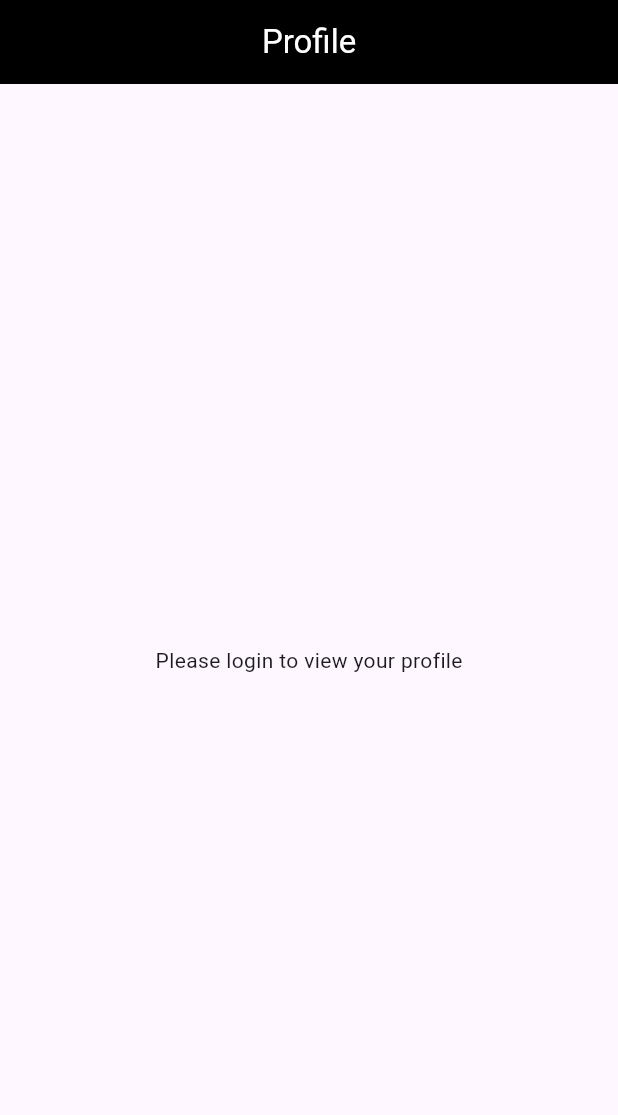
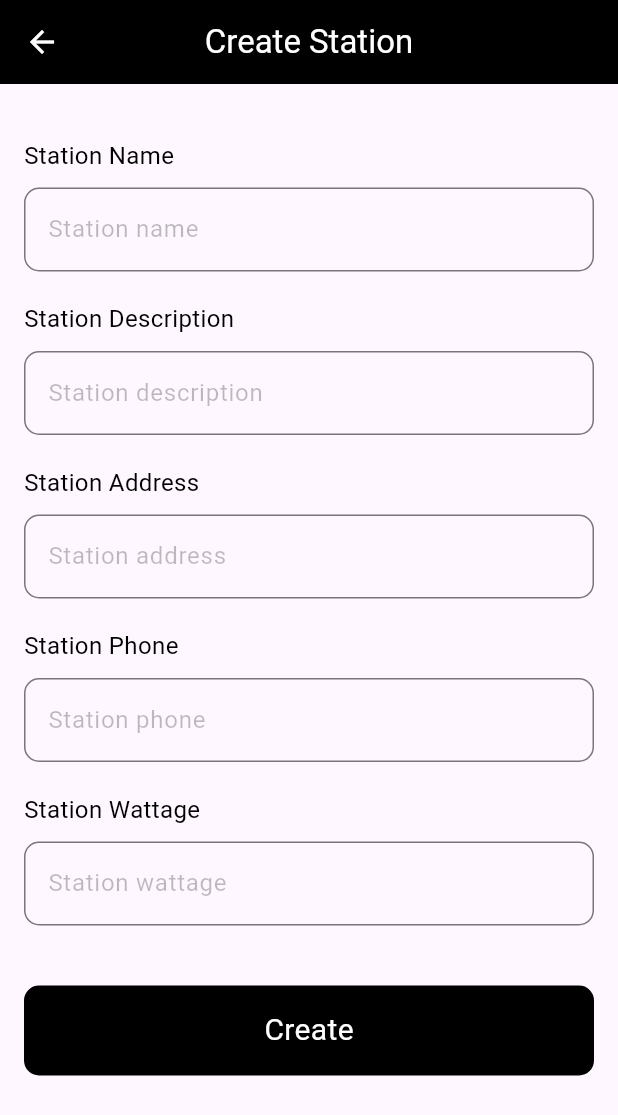
Before and after one commit to tamiratdereje/ChargeRoute, a Flutter app: the screen it shows after launch, on a phone screen of 412 x 824 dp. Shown: the top 1115 px of the screen. Run offline on Flutter 3.47's test engine with Material 2 defaults, Android fonts, the light colour scheme and no system bars; our stand-ins replace bloc, dartz, equatable, flutter_bloc, shared_preferences.

Commit message:
implement create station

```diff
--- /dev/null
+++ b/mobile/lib/application/create_station/create_station_bloc.dart
@@ -0,0 +1,32 @@
+import 'package:flutter/cupertino.dart';
+import 'package:flutter_bloc/flutter_bloc.dart';
+
+import '../../domain/charger/charger_form.dart';
+import '../../domain/charger/charger_repository_interface.dart';
+
+part 'create_station_event.dart';
+part 'create_station_state.dart';
+
+class CreateStationBloc extends Bloc<CreateStationEvent, CreateStationState> {
+  ChargerRepositoryInterface chargerRepository;
+
+  CreateStationBloc(this.chargerRepository) : super(CreateStationInitial()) {
+    on<CreateStationSubmitEvent>((event, emit) async {
+      emit(CreateStationLoading());
+
+      var res = await chargerRepository.addCharger(
+        ChargerForm(
+          name: event.name,
+          description: event.description,
+          address: event.address,
+          phone: event.phone,
+          wattage: event.wattage,
+        ),
+      );
+
+      res.fold((l) => emit(CreateStationFailure(message: l.message)), (r) {
+        emit(CreateStationSuccess());
+      });
+    });
+  }
+}
--- /dev/null
+++ b/mobile/lib/application/create_station/create_station_event.dart
@@ -0,0 +1,20 @@
+part of 'create_station_bloc.dart';
+
+@immutable
+abstract class CreateStationEvent {}
+
+class CreateStationSubmitEvent extends CreateStationEvent {
+  final String name;
+  final String description;
+  final String address;
+  final String phone;
+  final double wattage;
+
+  CreateStationSubmitEvent({
+    required this.name,
+    required this.description,
+    required this.address,
+    required this.phone,
+    required this.wattage,
+  });
+}
--- /dev/null
+++ b/mobile/lib/application/create_station/create_station_state.dart
@@ -0,0 +1,16 @@
+part of 'create_station_bloc.dart';
+
+@immutable
+abstract class CreateStationState {}
+
+class CreateStationInitial extends CreateStationState {}
+
+class CreateStationLoading extends CreateStationState {}
+
+class CreateStationSuccess extends CreateStationState {}
+
+class CreateStationFailure extends CreateStationState {
+  final String message;
+
+  CreateStationFailure({required this.message});
+}
--- a/mobile/lib/main.dart
+++ b/mobile/lib/main.dart
@@ -1,21 +1,18 @@
 import 'package:charge_station_finder/application/admin/admin_bloc.dart';
+import 'package:charge_station_finder/application/create_station/create_station_bloc.dart';
 import 'package:charge_station_finder/application/home/home_bloc.dart';
 import 'package:charge_station_finder/domain/charger/charger_repository_interface.dart';
 import 'package:charge_station_finder/domain/contracts/IAuthRepository.dart';
-import 'package:charge_station_finder/infrastructure/dto/userAuthCredential.dart';
-import 'package:charge_station_finder/presentation/pages/admin/admin_home_page.dart';
-import 'package:charge_station_finder/presentation/pages/admin/admin_main_page.dart';
+import 'package:charge_station_finder/presentation/pages/create_station/createStation.dart';
+import 'package:charge_station_finder/presentation/pages/profile/profile.dart';
 import 'package:charge_station_finder/utils/custom_http_client.dart';
-import 'package:charge_station_finder/presentation/pages/auth/signUp.dart';
-import 'package:charge_station_finder/presentation/pages/profile/profile.dart';
 import 'package:flutter/material.dart';
 import 'package:flutter_bloc/flutter_bloc.dart';
+
+import 'application/auth/auth_bloc.dart';
 import 'infrastructure/repository/authRepository.dart';
 import 'infrastructure/repository/charger_repository_impl.dart';
 import 'infrastructure/repository/review_repository_impl.dart';
-import 'package:flutter_bloc/flutter_bloc.dart';
-import 'application/auth/auth_bloc.dart';
-import 'presentation/pages/auth/signIn.dart';
 import 'presentation/pages/home/home.dart';
 
 void main() {
@@ -58,7 +55,10 @@ class MyApp extends StatelessWidget {
             BlocProvider<AuthenticationBloc>(
                 create: (context) =>
                     AuthenticationBloc(authRepository: authenticationRepository)
-                      ..add(GetUserAuthCredentialEvent()))
+                      ..add(GetUserAuthCredentialEvent())),
+            BlocProvider<CreateStationBloc>(
+              create: (context) => CreateStationBloc(chargerRepository),
+            )
           ],
           child: BlocListener<AuthenticationBloc, AuthenticationState>(
               listener: (_, state) {
@@ -77,7 +77,7 @@ class MyApp extends StatelessWidget {
                   platform: TargetPlatform.android,
                   useMaterial3: true,
                 ),
-                home: ProfilePage(),
+                home: CreateStation(),
               ))),
     );
   }
--- a/mobile/lib/presentation/pages/auth/signIn.dart
+++ b/mobile/lib/presentation/pages/auth/signIn.dart
@@ -2,6 +2,7 @@
 
 import 'package:flutter/material.dart';
 import 'package:flutter_bloc/flutter_bloc.dart';
+
 import '../../../application/auth/auth_bloc.dart';
 import '../../../domain/auth/models/signInFormForm.dart';
 import '../core/widgets/appBar.dart';
@@ -11,6 +12,7 @@ import '../create_station/widgets/inputFieldHeader.dart';
 
 class SignIn extends StatefulWidget {
   const SignIn({super.key});
+
   @override
   State<SignIn> createState() => _SignInState();
 }
@@ -29,7 +31,7 @@ class _SignInState extends State<SignIn> {
 
   @override
   Widget build(BuildContext context) {
-    return BlocListener<AuthenticationBloc, AuthenticationState>(
+    return BlocConsumer<AuthenticationBloc, AuthenticationState>(
       listener: (_, state) {
         if (state is Error) {
           final snackBar = SnackBar(
@@ -38,26 +40,17 @@ class _SignInState extends State<SignIn> {
           );
           ScaffoldMessenger.of(context).showSnackBar(snackBar);
         } else if (state is UserAuthenticated) {
-            const snackBar = SnackBar(
-                backgroundColor: Colors.green, content: Text('Success'));
+          const snackBar =
+              SnackBar(backgroundColor: Colors.green, content: Text('Success'));
           ScaffoldMessenger.of(context).showSnackBar(snackBar);
-
-          } else if(state is AdminAuthenticated){
-            const snackBar = SnackBar(
-                backgroundColor: Colors.green, content: Text('Success'));
+        } else if (state is AdminAuthenticated) {
+          const snackBar =
+              SnackBar(backgroundColor: Colors.green, content: Text('Success'));
           ScaffoldMessenger.of(context).showSnackBar(snackBar);
         }
-          else if (state is AuthenticationLoading) {
-            const loading = SnackBar(
-                content: Center(
-              child: CircularProgressIndicator(
-                color: Colors.white,
-              ),
-            ));
-            ScaffoldMessenger.of(context).showSnackBar(loading);
-          }
       },
-        child: Scaffold(
+      builder: (context, state) {
+        return Scaffold(
           appBar: CHSAppBar.build(context, "Sign In", () {}, false),
           body: SingleChildScrollView(
             child: Padding(
@@ -86,11 +79,17 @@ class _SignInState extends State<SignIn> {
                     const SizedBox(
                       height: 120,
                     ),
-                    PrimaryButton(text: "Sign In", onPressed: dispatchLogin)
+                    Center(
+                        child: state is AuthenticationLoading
+                            ? const CircularProgressIndicator()
+                            : PrimaryButton(
+                                text: "Sign In", onPressed: dispatchLogin))
                   ]),
             ),
           ),
-        ));
+        );
+      },
+    );
   }
 
   void dispatchLogin() {
--- a/mobile/lib/presentation/pages/create_station/createStation.dart
+++ b/mobile/lib/presentation/pages/create_station/createStation.dart
@@ -1,36 +1,185 @@
-// // create station form
+// create station form
 
-// import 'package:flutter/material.dart';
+import 'package:flutter/material.dart';
+import 'package:flutter_bloc/flutter_bloc.dart';
 
-// import '../core/widgets/appBar.dart';
-// import '../core/widgets/formField.dart';
-// import '../core/widgets/primaryButton.dart';
-// import 'widgets/inputFieldHeader.dart';
+import '../../../application/create_station/create_station_bloc.dart';
+import '../core/widgets/appBar.dart';
+import '../core/widgets/primaryButton.dart';
+import 'widgets/inputFieldHeader.dart';
 
-// class CreateStation extends StatelessWidget {
-//   const CreateStation({super.key});
+class CreateStation extends StatefulWidget {
+  const CreateStation({super.key});
 
-//   @override
-//   Widget build(BuildContext context) {
-//     return Scaffold(
-//       appBar: CHSAppBar.build(context, "Create Station", (){}, true),
-//       body: SingleChildScrollView(
-//         child: Padding(
-//           padding: const EdgeInsets.all(16.0),
-//           child: Column(
-//             crossAxisAlignment: CrossAxisAlignment.start,
-//             children: [
-//             const InputFieldHeader(text: "Station Name",),
-//             CSFFormField(hintText: "Station Name", onChanged: (){}, obscureText: false,),
-//             const InputFieldHeader(text: "Station Address",),
-//             CSFFormField(hintText: "Station Address", onChanged: (){}, obscureText: false,),
-//             const InputFieldHeader(text: "Station Owner Name",),
-//             CSFFormField(hintText: "Owner Name", onChanged: (){}, obscureText: false,),
-//             const SizedBox(height: 80,),
-//             PrimaryButton(text: "Create", onPressed: (){})
-//           ]),
-//         ),
-//       ),
-//     );
-//   }
-// }
+  @override
+  State<CreateStation> createState() => _CreateStationState();
+}
+
+class _CreateStationState extends State<CreateStation> {
+  final _formKey = GlobalKey<FormState>();
+
+  final _nameController = TextEditingController();
+  final _descriptionController = TextEditingController();
+  final _addressController = TextEditingController();
+  final _phoneController = TextEditingController();
+  final _wattageController = TextEditingController();
+
+  @override
+  Widget build(BuildContext context) {
+    return BlocConsumer<CreateStationBloc, CreateStationState>(
+        listener: (context, state) {
+      if (state is CreateStationSuccess) {
+        // TODO: Navigate to station details page
+        ScaffoldMessenger.of(context).showSnackBar(
+          const SnackBar(
+            content: Text("Station created successfully"),
+          ),
+        );
+      } else if (state is CreateStationFailure) {
+        ScaffoldMessenger.of(context).showSnackBar(
+          SnackBar(
+            content: Text(state.message),
+          ),
+        );
+      }
+    }, builder: (context, state) {
+      return Scaffold(
+        appBar: CHSAppBar.build(context, "Create Station", () {}, true),
+        body: SingleChildScrollView(
+            child: Padding(
+          padding: const EdgeInsets.all(16.0),
+          child: Form(
+            key: _formKey,
+            child: Column(
+              crossAxisAlignment: CrossAxisAlignment.start,
+              children: [
+                const InputFieldHeader(
+                  text: "Station Name",
+                ),
+                TextFormField(
+                  controller: _nameController,
+                  decoration: InputDecoration(
+                    hintStyle: const TextStyle(color: Colors.black26),
+                    hintText: "Station name",
+                    border: OutlineInputBorder(
+                      borderRadius: BorderRadius.circular(10),
+                    ),
+                  ),
+                  validator: (value) {
+                    if (value == null || value.isEmpty) {
+                      return "Please enter station name";
+                    }
+                    return null;
+                  },
+                ),
+                const InputFieldHeader(text: "Station Description"),
+                TextFormField(
+                  controller: _descriptionController,
+                  decoration: InputDecoration(
+                    hintStyle: const TextStyle(color: Colors.black26),
+                    hintText: "Station description",
+                    border: OutlineInputBorder(
+                      borderRadius: BorderRadius.circular(10),
+                    ),
+                  ),
+                  validator: (value) {
+                    if (value == null || value.isEmpty) {
+                      return "Please enter station description";
+                    }
+                    return null;
+                  },
+                ),
+                const InputFieldHeader(
+                  text: "Station Address",
+                ),
+                TextFormField(
+                  controller: _addressController,
+                  decoration: InputDecoration(
+                    hintStyle: const TextStyle(color: Colors.black26),
+                    hintText: "Station address",
+                    border: OutlineInputBorder(
+                      borderRadius: BorderRadius.circular(10),
+                    ),
+                  ),
+                  validator: (value) {
+                    if (value == null || value.isEmpty) {
+                      return "Please enter station address";
+                    }
+                    return null;
+                  },
+                ),
+                const InputFieldHeader(
+                  text: "Station Phone",
+                ),
+                TextFormField(
+                  controller: _phoneController,
+                  decoration: InputDecoration(
+                    hintStyle: const TextStyle(color: Colors.black26),
+                    hintText: "Station phone",
+                    border: OutlineInputBorder(
+                      borderRadius: BorderRadius.circular(10),
+                    ),
+                  ),
+                  validator: (value) {
+                    if (value == null || value.isEmpty) {
+                      return "Please enter station phone";
+                    } else if (value.length < 10) {
+                      return "Please enter a valid phone number";
+                    }
+                    return null;
+                  },
+                  keyboardType: TextInputType.phone,
+                ),
+                const InputFieldHeader(
+                  text: "Station Wattage",
+                ),
+                TextFormField(
+                  controller: _wattageController,
+                  decoration: InputDecoration(
+                    hintStyle: const TextStyle(color: Colors.black26),
+                    hintText: "Station wattage",
+                    border: OutlineInputBorder(
+                      borderRadius: BorderRadius.circular(10),
+                    ),
+                  ),
+                  validator: (value) {
+                    if (value == null || value.isEmpty) {
+                      return "Please enter station wattage";
+                    }
+                    return null;
+                  },
+                  keyboardType:
+                      const TextInputType.numberWithOptions(decimal: true),
+                ),
+                const SizedBox(
+                  height: 40,
+                ),
+                Center(
+                  child: state is CreateStationLoading
+                      ? const CircularProgressIndicator()
+                      : PrimaryButton(
+                          text: "Create",
+                          onPressed: () {
+                            if (_formKey.currentState!.validate()) {
+                              context.read<CreateStationBloc>().add(
+                                    CreateStationSubmitEvent(
+                                      name: _nameController.text,
+                                      description: _descriptionController.text,
+                                      address: _addressController.text,
+                                      phone: _phoneController.text,
+                                      wattage:
+                                          double.parse(_wattageController.text),
+                                    ),
+                                  );
+                            }
+                          },
+                        ),
+                )
+              ],
+            ),
+          ),
+        )),
+      );
+    });
+  }
+}
```
Also changed, not shown: mobile/lib/infrastructure/repository/charger_repository_impl.dart (+11 -2 lines), mobile/pubspec.lock, 6 other files. Lines whose indentation alone changed are shown as unchanged.
